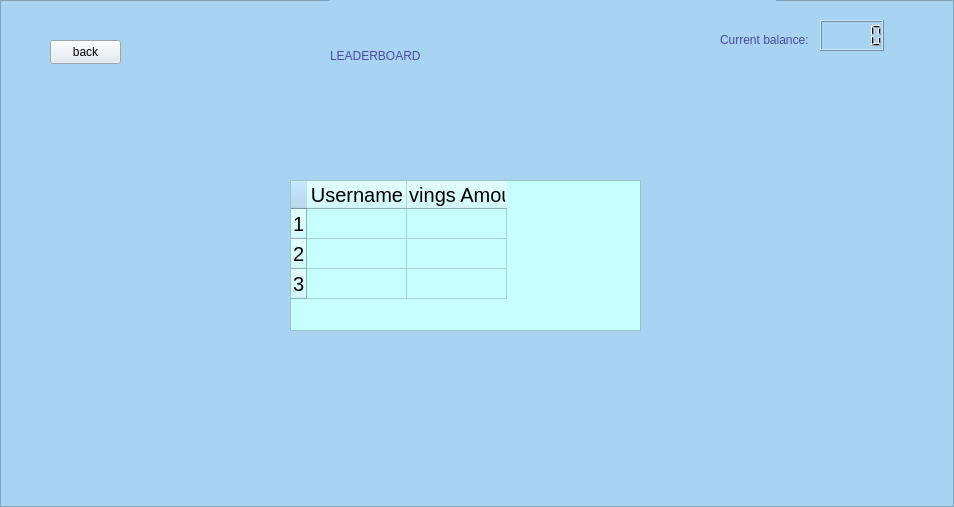
Qt form view/leaderboard.ui (rawsashimi1604/1009_BankingSystem) before a commit.
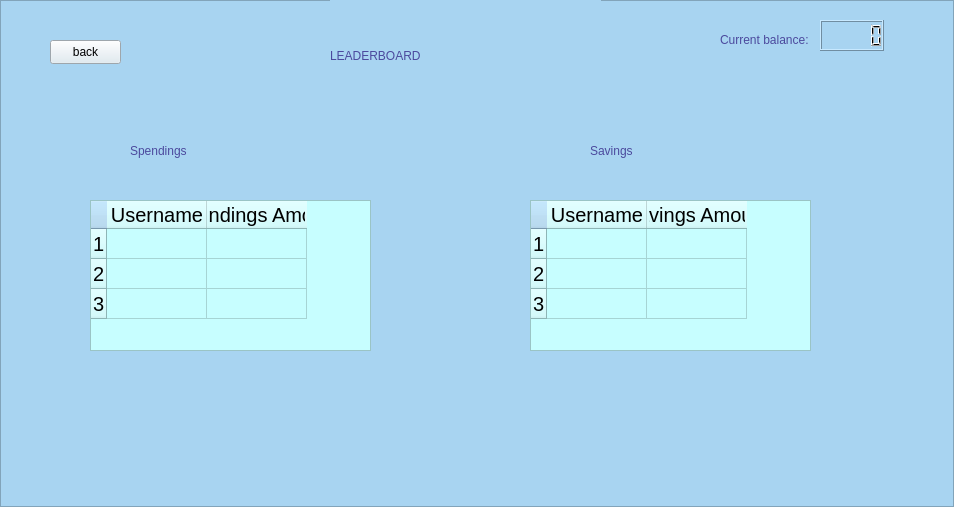
The same form after that commit.

Commit message: updated leaderboard ui & removed retaining of login credentials on login page

```diff
--- a/view/leaderboard.ui
+++ b/view/leaderboard.ui
@@ -46,7 +46,7 @@
        <rect>
         <x>330</x>
         <y>0</y>
-        <width>446</width>
+        <width>271</width>
         <height>111</height>
        </rect>
       </property>
@@ -92,47 +92,6 @@
        <string>Current balance:</string>
       </property>
      </widget>
-     <widget class="QTableWidget" name="tableWidget">
-      <property name="geometry">
-       <rect>
-        <x>290</x>
-        <y>180</y>
-        <width>351</width>
-        <height>151</height>
-       </rect>
-      </property>
-      <property name="styleSheet">
-       <string notr="true">font: 700 9pt &quot;Segoe UI&quot;;
-font-size: 20px;
-background-color: rgb(199, 254, 255);
-color: rgb(0, 0, 0);</string>
-      </property>
-      <row>
-       <property name="text">
-        <string>1</string>
-       </property>
-      </row>
-      <row>
-       <property name="text">
-        <string>2</string>
-       </property>
-      </row>
-      <row>
-       <property name="text">
-        <string>3</string>
-       </property>
-      </row>
-      <column>
-       <property name="text">
-        <string>Username</string>
-       </property>
-      </column>
-      <column>
-       <property name="text">
-        <string>Savings Amount</string>
-       </property>
-      </column>
-     </widget>
      <widget class="QLCDNumber" name="balance">
       <property name="geometry">
        <rect>
@@ -143,6 +102,170 @@
        </rect>
       </property>
      </widget>
+     <widget class="QLabel" name="label_8">
+      <property name="geometry">
+       <rect>
+        <x>130</x>
+        <y>110</y>
+        <width>191</width>
+        <height>81</height>
+       </rect>
+      </property>
+      <property name="styleSheet">
+       <string notr="true">color: rgb(75,73,157);
+font: 700 28pt &quot;Segoe UI&quot;;</string>
+      </property>
+      <property name="text">
+       <string>Spendings</string>
+      </property>
+     </widget>
+     <widget class="QLabel" name="savingsLabel">
+      <property name="geometry">
+       <rect>
+        <x>590</x>
+        <y>110</y>
+        <width>141</width>
+        <height>81</height>
+       </rect>
+      </property>
+      <property name="styleSheet">
+       <string notr="true">color: rgb(75,73,157);
+font: 700 28pt &quot;Segoe UI&quot;;</string>
+      </property>
+      <property name="text">
+       <string>Savings</string>
+      </property>
+     </widget>
+     <widget class="QTableWidget" name="spendingsTable">
+      <property name="geometry">
+       <rect>
+        <x>90</x>
+        <y>200</y>
+        <width>281</width>
+        <height>151</height>
+       </rect>
+      </property>
+      <property name="styleSheet">
+       <string notr="true">font: 700 9pt &quot;Segoe UI&quot;;
+font-size: 20px;
+background-color: rgb(199, 254, 255);
+color: rgb(0, 0, 0);</string>
+      </property>
+      <row>
+       <property name="text">
+        <string>1</string>
+       </property>
+      </row>
+      <row>
+       <property name="text">
+        <string>2</string>
+       </property>
+      </row>
+      <row>
+       <property name="text">
+        <string>3</string>
+       </property>
+      </row>
+      <column>
+       <property name="text">
+        <string>Username</string>
+       </property>
+      </column>
+      <column>
+       <property name="text">
+        <string>Spendings Amount</string>
+       </property>
+      </column>
+     </widget>
+     <widget class="QTableWidget" name="savingsTable">
+      <property name="geometry">
+       <rect>
+        <x>530</x>
+        <y>200</y>
+        <width>281</width>
+        <height>151</height>
+       </rect>
+      </property>
+      <property name="styleSheet">
+       <string notr="true">font: 700 9pt &quot;Segoe UI&quot;;
+font-size: 20px;
+background-color: rgb(199, 254, 255);
+color: rgb(0, 0, 0);</string>
+      </property>
+      <row>
+       <property name="text">
+        <string>1</string>
+       </property>
+      </row>
+      <row>
+       <property name="text">
+        <string>2</string>
+       </property>
+      </row>
+      <row>
+       <property name="text">
+        <string>3</string>
+       </property>
+      </row>
+      <column>
+       <property name="text">
+        <string>Username</string>
+       </property>
+      </column>
+      <column>
+       <property name="text">
+        <string>Savings Amount</string>
+       </property>
+      </column>
+     </widget>
+     <widget class="QLabel" name="spendingsPrc">
+      <property name="geometry">
+       <rect>
+        <x>130</x>
+        <y>360</y>
+        <width>191</width>
+        <height>81</height>
+       </rect>
+      </property>
+      <property name="font">
+       <font>
+        <pointsize>18</pointsize>
+        <italic>false</italic>
+        <bold>true</bold>
+       </font>
+      </property>
+      <property name="styleSheet">
+       <string notr="true">color: rgb(75,73,157);
+font: 700 18pt &quot;Segoe UI&quot;;</string>
+      </property>
+      <property name="text">
+       <string/>
+      </property>
+     </widget>
+     <widget class="QLabel" name="savingsPrc">
+      <property name="geometry">
+       <rect>
+        <x>590</x>
+        <y>360</y>
+        <width>191</width>
+        <height>81</height>
+       </rect>
+      </property>
+      <property name="font">
+       <font>
+        <pointsize>18</pointsize>
+        <italic>false</italic>
+        <bold>true</bold>
+       </font>
+      </property>
+      <property name="styleSheet">
+       <string notr="true">color: rgb(75,73,157);
+font: 700 18pt &quot;Segoe UI&quot;;</string>
+      </property>
+      <property name="text">
+       <string/>
+      </property>
+     </widget>
     </widget>
    </widget>
   </widget>
```
The commit also changes 8 other files.
